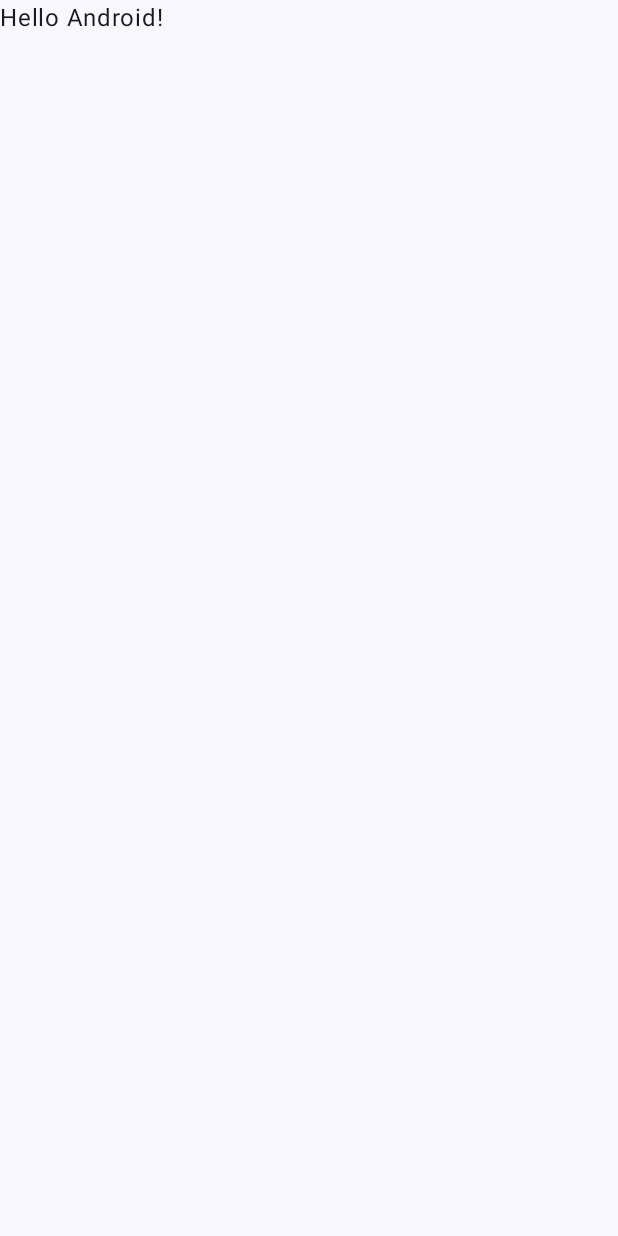
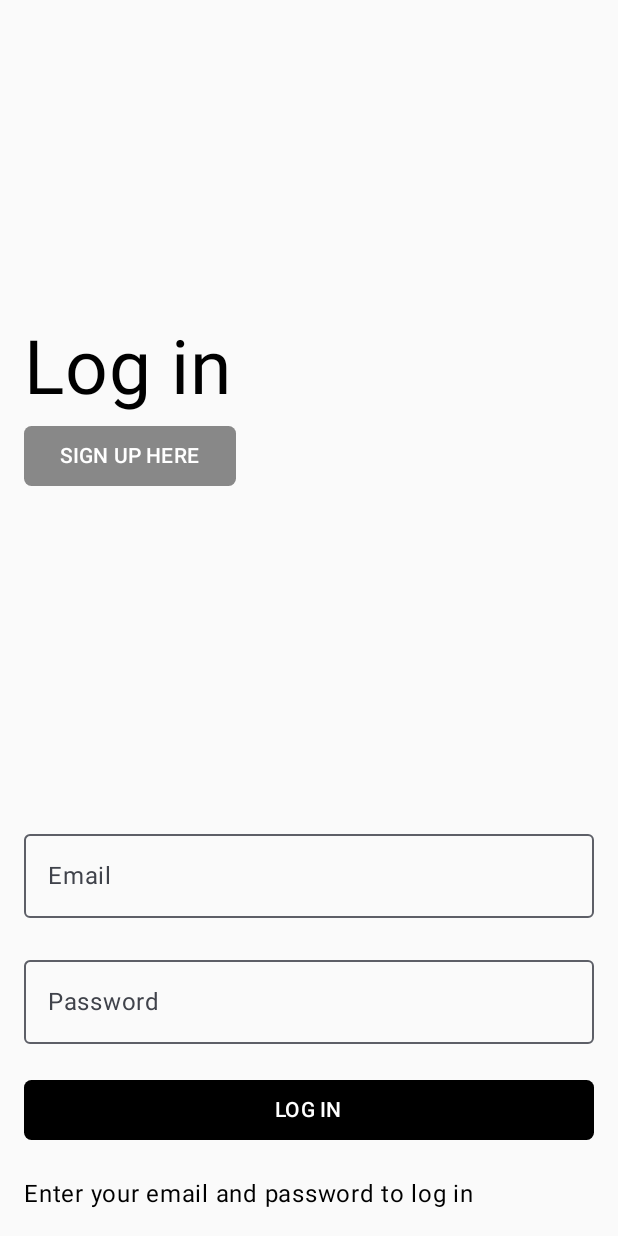
Before and after one commit to D3649527/Live-poll, an Android app built with Jetpack Compose: the screen it shows after launch (MainActivity), on a phone screen of 412 x 824 dp. Before the commit the screen is almost empty. Run offline under Robolectric (Android 15) with nearby library versions, the phone set to English and light mode, and no system bars.

Commit message:
commit 2

```diff
--- a/app/build.gradle.kts
+++ b/app/build.gradle.kts
@@ -53,6 +53,7 @@ android {
 
 dependencies {
 
+    implementation(libs.androidx.navigation.compose)
     //navigation
     val nav_version = "2.7.7"
     implementation("androidx.navigation:navigation-fragment-ktx:$nav_version")
--- a/app/src/main/java/uk/ac/tees/mad/livepoll/MainActivity.kt
+++ b/app/src/main/java/uk/ac/tees/mad/livepoll/MainActivity.kt
@@ -11,6 +11,7 @@ import androidx.compose.material3.Text
 import androidx.compose.runtime.Composable
 import androidx.compose.ui.Modifier
 import androidx.compose.ui.tooling.preview.Preview
+import uk.ac.tees.mad.livepoll.presentation.navigation.ApplicationNavigation
 import uk.ac.tees.mad.livepoll.ui.theme.LivePollTheme
 
 class MainActivity : ComponentActivity() {
@@ -19,29 +20,8 @@ class MainActivity : ComponentActivity() {
         enableEdgeToEdge()
         setContent {
             LivePollTheme {
-                Scaffold(modifier = Modifier.fillMaxSize()) { innerPadding ->
-                    Greeting(
-                        name = "Android",
-                        modifier = Modifier.padding(innerPadding)
-                    )
-                }
+                ApplicationNavigation()
             }
         }
     }
 }
-
-@Composable
-fun Greeting(name: String, modifier: Modifier = Modifier) {
-    Text(
-        text = "Hello $name!",
-        modifier = modifier
-    )
-}
-
-@Preview(showBackground = true)
-@Composable
-fun GreetingPreview() {
-    LivePollTheme {
-        Greeting("Android")
-    }
-}
--- /dev/null
+++ b/app/src/main/java/uk/ac/tees/mad/livepoll/Utils.kt
@@ -0,0 +1,13 @@
+package uk.ac.tees.mad.livepoll
+
+import androidx.navigation.NavController
+
+fun navigateWithBackStack(navController: NavController, route : String){
+    navController.navigate(route)
+}
+
+fun navigateWithoutBackStack(navController: NavController, route : String){
+    navController.navigate(route){
+        popUpTo(0)
+    }
+}
--- /dev/null
+++ b/app/src/main/java/uk/ac/tees/mad/livepoll/presentation/navigation/Application Navigation.kt
@@ -0,0 +1,36 @@
+package uk.ac.tees.mad.livepoll.presentation.navigation
+
+import androidx.compose.runtime.Composable
+import androidx.navigation.compose.NavHost
+import androidx.navigation.compose.composable
+import androidx.navigation.compose.rememberNavController
+import uk.ac.tees.mad.livepoll.presentation.ui.LoginScreen
+import uk.ac.tees.mad.livepoll.presentation.ui.SignUp
+import uk.ac.tees.mad.livepoll.presentation.ui.SplashScreen
+
+sealed class ApplicationNavigation(val route : String){
+    object Splash : ApplicationNavigation("splash")
+    object Login : ApplicationNavigation("login")
+    object Signup : ApplicationNavigation("signup")
+    object Create : ApplicationNavigation("create")
+    object Poll : ApplicationNavigation("home")
+    object Vote : ApplicationNavigation("poll")
+    object Result : ApplicationNavigation("result")
+    object Profile : ApplicationNavigation("profile")
+}
+
+@Composable
+fun ApplicationNavigation(){
+    val navController = rememberNavController()
+    NavHost(navController = navController, startDestination = ApplicationNavigation.Splash.route) {
+        composable(route = ApplicationNavigation.Splash.route){
+            SplashScreen(navController)
+        }
+        composable(route = ApplicationNavigation.Login.route){
+            LoginScreen(navController)
+        }
+        composable(route = ApplicationNavigation.Signup.route){
+            SignUp(navController = navController)
+        }
+    }
+}
--- /dev/null
+++ b/app/src/main/java/uk/ac/tees/mad/livepoll/presentation/ui/LoginScreen.kt
@@ -0,0 +1,59 @@
+package uk.ac.tees.mad.livepoll.presentation.ui
+
+import androidx.compose.foundation.layout.Column
+import androidx.compose.foundation.layout.Spacer
+import androidx.compose.foundation.layout.fillMaxSize
+import androidx.compose.foundation.layout.fillMaxWidth
+import androidx.compose.foundation.layout.height
+import androidx.compose.foundation.layout.padding
+import androidx.compose.foundation.shape.RoundedCornerShape
+import androidx.compose.material3.Button
+import androidx.compose.material3.ButtonDefaults
+import androidx.compose.material3.OutlinedTextField
+import androidx.compose.material3.Text
+import androidx.compose.runtime.Composable
+import androidx.compose.runtime.mutableStateOf
+import androidx.compose.runtime.remember
+import androidx.compose.ui.Modifier
+import androidx.compose.ui.graphics.Color
+import androidx.compose.ui.unit.dp
+import androidx.compose.ui.unit.sp
+import androidx.navigation.NavController
+import uk.ac.tees.mad.livepoll.navigateWithBackStack
+import uk.ac.tees.mad.livepoll.presentation.navigation.ApplicationNavigation
+
+@Composable
+fun LoginScreen(navController: NavController) {
+    val email = remember {
+        mutableStateOf("")
+    }
+    val password = remember {
+        mutableStateOf("")
+    }
+    Column(modifier = Modifier
+        .fillMaxSize()
+        .padding(16.dp)) {
+        Spacer(modifier = Modifier.height(200.dp))
+        Text(text = "Log in", fontSize = 50.sp)
+        Spacer(modifier = Modifier.height(5.dp))
+        Button(onClick = { navigateWithBackStack(navController, ApplicationNavigation.Signup.route) }, shape = RoundedCornerShape(5.dp), colors = ButtonDefaults.buttonColors(
+            Color.Gray)) {
+            Text(text = "SIGN UP HERE")
+        }
+        Spacer(modifier = Modifier.weight(1f))
+        OutlinedTextField(value = email.value, onValueChange = {email.value = it}, label = {Text(text = "Email")}, modifier = Modifier.fillMaxWidth())
+        Spacer(modifier = Modifier.height(20.dp))
+        OutlinedTextField(value = password.value, onValueChange = {password.value = it}, label = { Text(
+            text = "Password"
+        )},  modifier = Modifier.fillMaxWidth())
+        Spacer(modifier = Modifier.height(20.dp))
+        Button(onClick = { /*TODO*/ }, modifier = Modifier.fillMaxWidth(),
+            shape = RoundedCornerShape(5.dp),colors = ButtonDefaults.buttonColors(
+                Color.Black)
+        ) {
+            Text(text = "LOG IN")
+        }
+        Spacer(modifier = Modifier.height(20.dp))
+        Text(text = "Enter your email and password to log in")
+    }
+}
--- /dev/null
+++ b/app/src/main/java/uk/ac/tees/mad/livepoll/presentation/ui/SplashScreen.kt
@@ -0,0 +1,47 @@
+package uk.ac.tees.mad.livepoll.presentation.ui
+
+import androidx.compose.foundation.Image
+import androidx.compose.foundation.layout.Arrangement
+import androidx.compose.foundation.layout.Column
+import androidx.compose.foundation.layout.Spacer
+import androidx.compose.foundation.layout.fillMaxSize
+import androidx.compose.foundation.layout.height
+import androidx.compose.foundation.layout.size
+import androidx.compose.foundation.shape.CircleShape
+import androidx.compose.material3.Text
+import androidx.compose.runtime.Composable
+import androidx.compose.runtime.LaunchedEffect
+import androidx.compose.ui.Alignment
+import androidx.compose.ui.Modifier
+import androidx.compose.ui.draw.clip
+import androidx.compose.ui.layout.ContentScale
+import androidx.compose.ui.res.painterResource
+import androidx.compose.ui.text.font.FontWeight
+import androidx.compose.ui.unit.dp
+import androidx.compose.ui.unit.sp
+import androidx.navigation.NavController
+import kotlinx.coroutines.delay
+import uk.ac.tees.mad.livepoll.R
+import uk.ac.tees.mad.livepoll.navigateWithoutBackStack
+import uk.ac.tees.mad.livepoll.presentation.navigation.ApplicationNavigation
+
+@Composable
+fun SplashScreen(navController: NavController) {
+    LaunchedEffect(key1 = true) {
+        delay(2500)
+        navigateWithoutBackStack(navController, ApplicationNavigation.Login.route)
+    }
+    Column(
+        modifier = Modifier.fillMaxSize(),
+        horizontalAlignment = Alignment.CenterHorizontally,
+        verticalArrangement = Arrangement.Center
+    ) {
+        Image(painter = painterResource(id = R.drawable.designer), contentDescription = "Logo",
+            contentScale = ContentScale.FillBounds,
+            modifier = Modifier
+                .size(180.dp)
+                .clip(CircleShape))
+        Spacer(modifier = Modifier.height(20.dp))
+        Text(text = "LivePoll", fontSize = 40.sp, fontWeight = FontWeight.SemiBold)
+    }
+}
--- a/gradle/libs.versions.toml
+++ b/gradle/libs.versions.toml
@@ -8,6 +8,7 @@ espressoCore = "3.6.1"
 lifecycleRuntimeKtx = "2.8.4"
 activityCompose = "1.9.1"
 composeBom = "2024.04.01"
+navigationCompose = "2.7.7"
 
 [libraries]
 androidx-core-ktx = { group = "androidx.core", name = "core-ktx", version.ref = "coreKtx" }
@@ -24,6 +25,7 @@ androidx-ui-tooling-preview = { group = "androidx.compose.ui", name = "ui-toolin
 androidx-ui-test-manifest = { group = "androidx.compose.ui", name = "ui-test-manifest" }
 androidx-ui-test-junit4 = { group = "androidx.compose.ui", name = "ui-test-junit4" }
 androidx-material3 = { group = "androidx.compose.material3", name = "material3" }
+androidx-navigation-compose = { group = "androidx.navigation", name = "navigation-compose", version.ref = "navigationCompose" }
 
 [plugins]
 android-application = { id = "com.android.application", version.ref = "agp" }
```
Also changed, not shown: app/src/main/java/uk/ac/tees/mad/livepoll/presentation/ui/SignUp.kt (added, +53 -0 lines), app/src/main/res/drawable/designer.jpeg (added).
